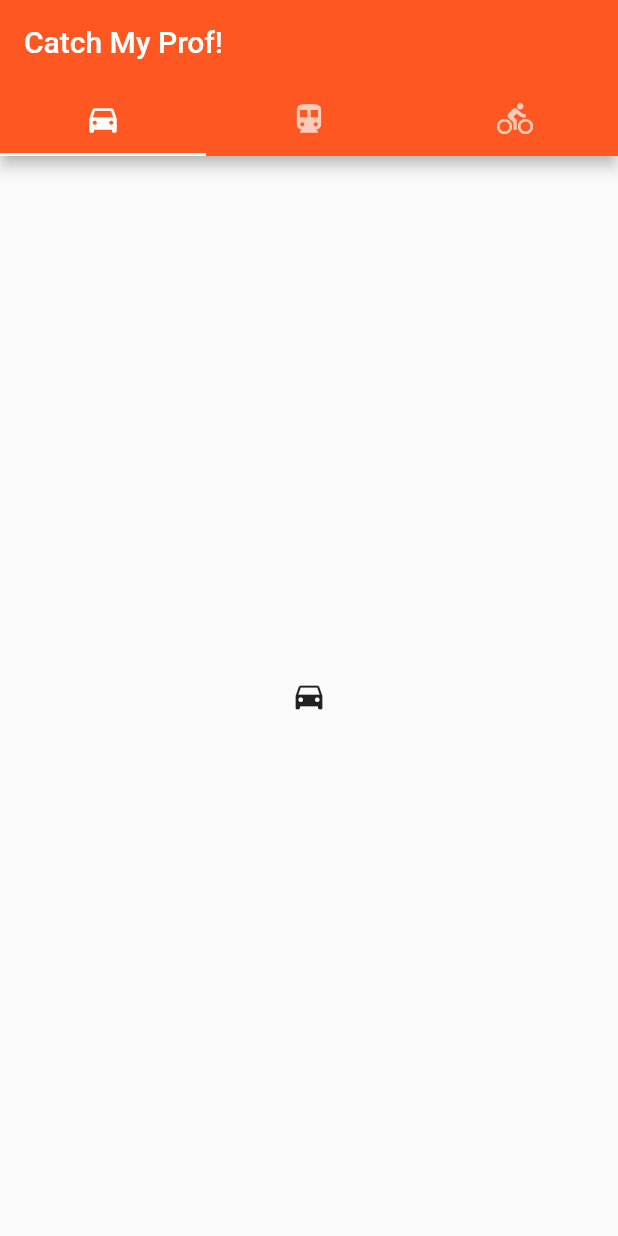
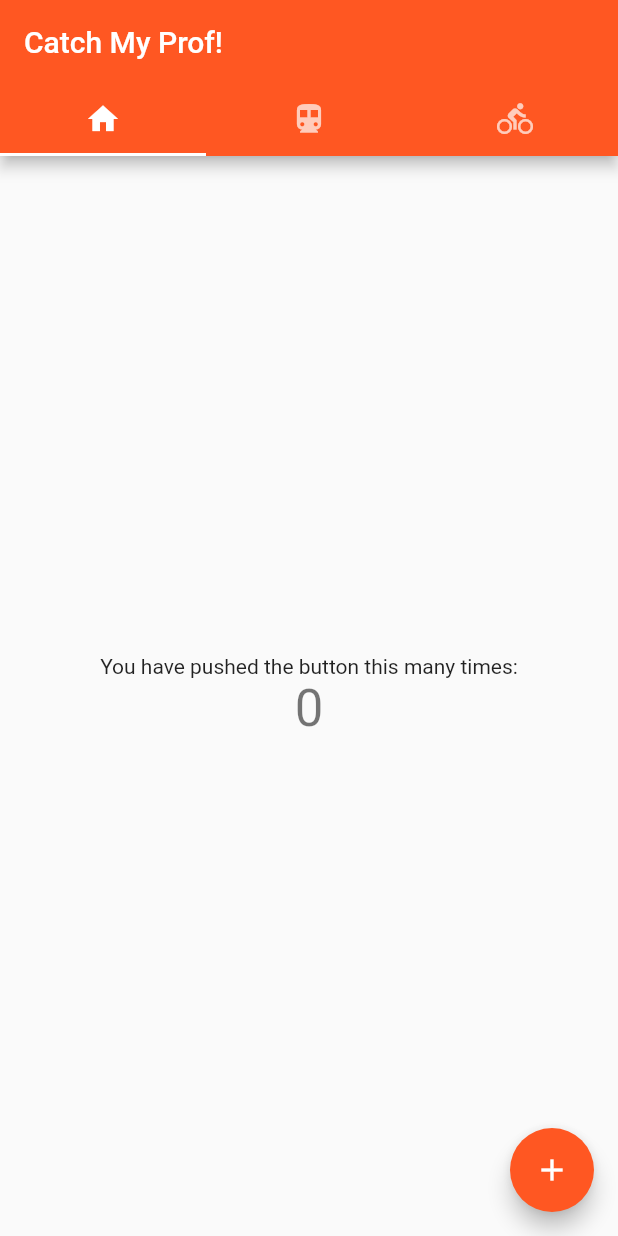
Before and after one commit to tcgj-pteltd/CatchMyProf, a Flutter app: the screen it shows after launch, on a phone screen of 412 x 824 dp. Run offline on Flutter 3.47's test engine with Material 2 defaults, Android fonts, the phone set to English and light mode, and no system bars.

Commit message:
Add homepage

```diff
--- a/lib/main.dart
+++ b/lib/main.dart
@@ -19,7 +19,7 @@ class MyApp extends StatelessWidget {
           appBar: AppBar(
             bottom: TabBar(
               tabs: [
-                Tab(icon: Icon(Icons.directions_car)),
+                Tab(icon: Icon(Icons.home)),
                 Tab(icon: Icon(Icons.directions_transit)),
                 Tab(icon: Icon(Icons.directions_bike)),
               ],
@@ -28,7 +28,7 @@ class MyApp extends StatelessWidget {
           ),
           body: TabBarView(
             children: [
-              Icon(Icons.directions_car),
+              HomePage(),
               Icon(Icons.directions_transit),
               Icon(Icons.directions_bike),
             ],
@@ -39,8 +39,8 @@ class MyApp extends StatelessWidget {
   }
 }
 
-class MyHomePage extends StatefulWidget {
-  MyHomePage({Key key, this.title}) : super(key: key);
+class HomePage extends StatefulWidget {
+  HomePage({Key key}) : super(key: key);
 
   // This widget is the home page of your application. It is stateful, meaning
   // that it has a State object (defined below) that contains fields that affect
@@ -51,13 +51,11 @@ class MyHomePage extends StatefulWidget {
   // used by the build method of the State. Fields in a Widget subclass are
   // always marked "final".
 
-  final String title;
-
   @override
-  _MyHomePageState createState() => _MyHomePageState();
+  _HomePageState createState() => _HomePageState();
 }
 
-class _MyHomePageState extends State<MyHomePage> {
+class _HomePageState extends State<HomePage> {
   int _counter = 0;
 
   void _incrementCounter() {
@@ -80,11 +78,6 @@ class _MyHomePageState extends State<MyHomePage> {
     // fast, so that you can just rebuild anything that needs updating rather
     // than having to individually change instances of widgets.
     return Scaffold(
-      appBar: AppBar(
-        // Here we take the value from the MyHomePage object that was created by
-        // the App.build method, and use it to set our appbar title.
-        title: Text(widget.title),
-      ),
       body: Center(
         // Center is a layout widget. It takes a single child and positions it
         // in the middle of the parent.
```
